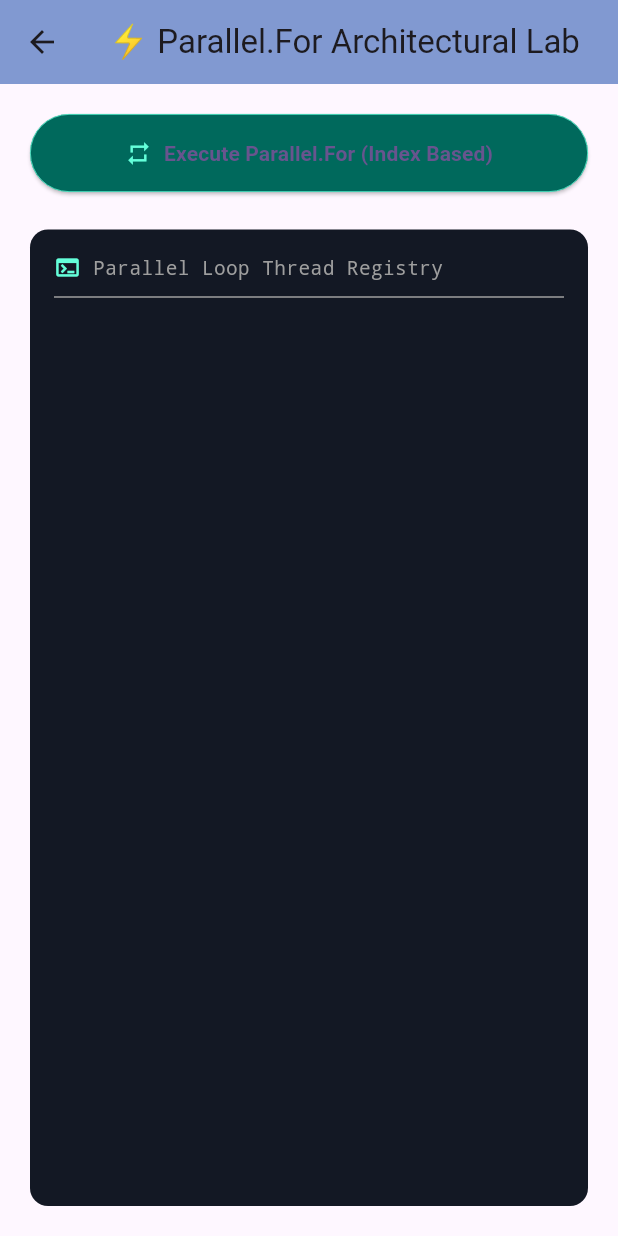
After one commit to engIbrahemQruea/Flutter-Portfolio-Lab, a Flutter app: the screen it shows after launch, after a tap on "Data Parallelism For Lab", on a phone screen of 412 x 824 dp. The commit adds this screen. Run offline on Flutter 3.47's test engine with Material 3 defaults, Android fonts, the phone set to English and light mode, and no system bars; missing offline and left inert: encrypt; accounts and stored records are empty.

Commit message:
add: 021_7_Parallel Class == Isolates And Ports

```diff
--- /dev/null
+++ b/learning_resources/advanced/lib/021_intro_to_asynchronous/06_parallel_class_data_parallelism/parallel_for_screen.dart
@@ -0,0 +1,179 @@
+import 'dart:isolate';
+
+import 'package:flutter/material.dart';
+
+class ParallelForScreen extends StatefulWidget {
+  const ParallelForScreen({super.key});
+
+  @override
+  State<ParallelForScreen> createState() => _ParallelForScreenState();
+}
+
+class _ParallelForScreenState extends State<ParallelForScreen> {
+  final List<String> _consoleLogs = [];
+  bool _isRunning = false;
+
+  void _log(String msg) {
+    setState(() => _consoleLogs.add(msg));
+  }
+
+  /// 🛠️ الدالة المحاكية لـ Main() والتي تطلق العمليات بالتوازي
+  Future<void> _runParallelForSimulation() async {
+    _consoleLogs.clear();
+    setState(() => _isRunning = true);
+
+    _log("🏁 Starting Parallel.For Engine Simulation...");
+    int numberOfIterations = 8; // عدد الدورات المطلوب تنفيذها بالتوازي
+
+    _log("📡 Spawning Isolated Tasks across available CPU Cores...\n");
+
+    // تجهيز مصفوفة من الـ Futures لمحاكاة إطلاق الدورات كلها في نفس اللحظة بالتوازي
+    List<Future<String>> parallelTasks = [];
+
+    for (int i = 0; i < numberOfIterations; i++) {
+      // ✅ تطبيق الدرس المعماري الصارم:
+      // نمرر الدالة الحرة المستقلة تماماً كمعامل أول لـ Isolate.run، ونشحن الـ Index كمعامل صريح
+      // لتفادي الـ Closure والـ ArgumentError كلياً.
+      parallelTasks.add(Isolate.run(() => processIterationWorker(i)));
+    }
+
+    // انتظار اكتمال كافة الحلقات التكرارية المتوازية (تطابق نهاية سطر Parallel.For)
+    final results = await Future.wait(parallelTasks);
+
+    // طباعة المخرجات المستلمة من الأنوية الخلفية
+    for (var logResult in results) {
+      _log(logResult);
+    }
+
+    _log("\n🛑 All iterations completed successfully.");
+    setState(() => _isRunning = false);
+  }
+
+  @override
+  Widget build(BuildContext context) {
+    return Scaffold(
+      appBar: AppBar(
+        title: const Text("⚡ Parallel.For Architectural Lab"),
+        centerTitle: true,
+        backgroundColor: const Color.fromARGB(255, 129, 153, 209),
+        elevation: 0,
+      ),
+      body: Padding(
+        padding: const EdgeInsets.all(20.0),
+        child: Column(
+          crossAxisAlignment: CrossAxisAlignment.stretch,
+          children: [
+            ElevatedButton.icon(
+              style: ElevatedButton.styleFrom(
+                backgroundColor: Colors.teal.shade800,
+                padding: const EdgeInsets.symmetric(vertical: 16),
+                side: const BorderSide(color: Colors.tealAccent, width: 0.5),
+              ),
+              onPressed: _isRunning ? null : _runParallelForSimulation,
+              icon: const Icon(Icons.repeat, color: Colors.tealAccent),
+              label: const Text(
+                "Execute Parallel.For (Index Based)",
+                style: TextStyle(fontWeight: FontWeight.bold),
+              ),
+            ),
+            const SizedBox(height: 25),
+
+            // 🖥️ لوحة تتبع مخرجات معالجة الحلقات الرقمية
+            Expanded(
+              child: Container(
+                padding: const EdgeInsets.all(16),
+                decoration: BoxDecoration(
+                  color: const Color(0xFF131824),
+                  borderRadius: BorderRadius.circular(12),
+                  //    border: BorderSide(color: Colors.tealAccent.withOpacity(0.2)),
+                ),
+                child: Column(
+                  crossAxisAlignment: CrossAxisAlignment.start,
+                  children: [
+                    Row(
+                      mainAxisAlignment: MainAxisAlignment.spaceBetween,
+                      children: [
+                        const Row(
+                          children: [
+                            Icon(
+                              Icons.terminal,
+                              color: Colors.tealAccent,
+                              size: 18,
+                            ),
+                            SizedBox(width: 8),
+                            Text(
+                              "Parallel Loop Thread Registry",
+                              style: TextStyle(
+                                fontFamily: 'Courier',
+                                fontSize: 13,
+                                color: Colors.grey,
+                              ),
+                            ),
+                          ],
+                        ),
+                        if (_isRunning)
+                          const SizedBox(
+                            width: 14,
+                            height: 14,
+                            child: CircularProgressIndicator(
+                              strokeWidth: 2,
+                              color: Colors.tealAccent,
+                            ),
+                          ),
+                      ],
+                    ),
+                    const Divider(color: Colors.grey, height: 20),
+                    Expanded(
+                      child: ListView.builder(
+                        itemCount: _consoleLogs.length,
+                        itemBuilder: (context, index) {
+                          String log = _consoleLogs[index];
+                          Color col = Colors.white;
+                          if (log.contains("Executing"))
+                            col = Colors.amberAccent;
+                          if (log.contains("completed") ||
+                              log.contains("Engine"))
+                            col = Colors.greenAccent;
+
+                          return Padding(
+                            padding: const EdgeInsets.symmetric(vertical: 3.0),
+                            child: Text(
+                              log,
+                              style: TextStyle(
+                                fontFamily: 'Courier',
+                                fontSize: 12,
+                                color: col,
+                                fontWeight: FontWeight.bold,
+                                height: 1.3,
+                              ),
+                            ),
+                          );
+                        },
+                      ),
+                    ),
+                  ],
+                ),
+              ),
+            ),
+          ],
+        ),
+      ),
+    );
+  }
+}
+
+/// ⚙️ 🟢 الدالة التنفيذية الحرة المستقلة تماماً خارج الكلاس (Top-Level Function)
+/// تطابق بدقة دالة static void ProcessIteration(int i) المذكورة في مذكرتك للسي شارب.
+/// تأخذ الـ Index وتقوم بمحاكاة طحن المعالج المكثف ثم تعيد سجل التنفيذ.
+String processIterationWorker(int i) {
+  // محاكاة طحن معالج فيزيائي عبر حلقة تكرارية جافة (تطابق سطر تأخير العمل الحسابي)
+  int sum = 0;
+  for (int x = 0; x < 15000000; x++) {
+    sum += x;
+  }
+
+  // الحصول على الهوية البرمجية الخاصة بالـ Isolate الحالي الذي نفذ العملية
+  final String isolateId = Isolate.current.debugName ?? "Unknown_Isolate";
+
+  return "⚙️ Executing iteration [$i] on background CPU Core ID: ($isolateId)";
+}
--- a/learning_resources/advanced/lib/021_intro_to_asynchronous/main_asynchronous_screen.dart
+++ b/learning_resources/advanced/lib/021_intro_to_asynchronous/main_asynchronous_screen.dart
@@ -4,6 +4,9 @@ import 'package:advanced/021_intro_to_asynchronous/02_Task_class/when_all_ex_tow
 import 'package:advanced/021_intro_to_asynchronous/03_task_class_with_callback_event/task_class_with_callback_screen.dart';
 import 'package:advanced/021_intro_to_asynchronous/04_task_run/task_run_screen.dart';
 import 'package:advanced/021_intro_to_asynchronous/05_task_factory/task_factory_screen.dart';
+import 'package:advanced/021_intro_to_asynchronous/06_parallel_class_data_parallelism/app_bar_screen.dart';
+import 'package:advanced/021_intro_to_asynchronous/06_parallel_class_data_parallelism/parallel_for_screen.dart';
+import 'package:advanced/021_intro_to_asynchronous/06_parallel_class_data_parallelism/parallel_screen.dart';
 import 'package:flutter/material.dart';
 
 class MainAsynchronousScreen extends StatelessWidget {
@@ -90,6 +93,42 @@ class MainAsynchronousScreen extends StatelessWidget {
               icon: Icon(Icons.info_outline),
               label: Text("Task.Factory Lab"),
             ),
+            ElevatedButton.icon(
+              onPressed: () {
+                Navigator.push(
+                  context,
+                  MaterialPageRoute(
+                    builder: (context) => const ParallelScreen(),
+                  ),
+                );
+              },
+              icon: Icon(Icons.info_outline),
+              label: Text("Data Parallelism Lab"),
+            ),
+            ElevatedButton.icon(
+              onPressed: () {
+                Navigator.push(
+                  context,
+                  MaterialPageRoute(
+                    builder: (context) => const ParallelForScreen(),
+                  ),
+                );
+              },
+              icon: Icon(Icons.info_outline),
+              label: Text("Data Parallelism For Lab"),
+            ),
+            ElevatedButton.icon(
+              onPressed: () {
+                Navigator.push(
+                  context,
+                  MaterialPageRoute(
+                    builder: (context) => const AppBarExample(),
+                  ),
+                );
+              },
+              icon: Icon(Icons.info_outline),
+              label: Text("async AppBar Lab"),
+            ),
           ],
         ),
       ),
```
Also changed, not shown: learning_resources/advanced/lib/021_intro_to_asynchronous/06_parallel_class_data_parallelism/app_bar_screen.dart (added, +93 -0 lines), learning_resources/advanced/lib/021_intro_to_asynchronous/06_parallel_class_data_parallelism/parallel_screen.dart (added, +194 -0 lines).
